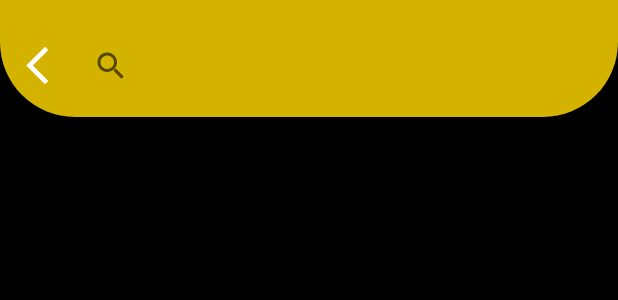
After one commit to AhmadAli016/assignment3, an Android app: the layout activity_search_contacts.xml on its own in the app's theme, with its tools: preview values and no code run, on a phone screen of 412 x 824 dp. The commit adds this screen. Shown: the top 300 px of the screen. Run offline under Robolectric (Android 15) with nearby library versions, the phone set to English and light mode, and no system bars.

Commit message:
2nd commit with alot more updates

```diff
--- a/app/build.gradle
+++ b/app/build.gradle
@@ -35,6 +35,7 @@ dependencies {
     testImplementation 'junit:junit:4.13.2'
     androidTestImplementation 'androidx.test.ext:junit:1.1.3'
     androidTestImplementation 'androidx.test.espresso:espresso-core:3.4.0'
+    implementation 'com.android.volley:volley:1.2.1'
 
     implementation group: 'com.google.android.material', name: 'material', version: '1.1.0-alpha05'
 }
--- a/app/src/main/res/layout/activity_screen2.xml
+++ b/app/src/main/res/layout/activity_screen2.xml
@@ -48,6 +48,7 @@
             android:orientation="vertical">
 
             <EditText
+                android:id="@+id/registerUserETName"
                 android:layout_width="match_parent"
                 android:layout_height="0dp"
                 android:layout_weight="1"
@@ -59,6 +60,7 @@
                 android:background="@drawable/white_rect"
                 />
             <EditText
+                android:id="@+id/registerUserETEmail"
                 android:layout_width="match_parent"
                 android:hint="Email"
                 android:inputType="textEmailAddress"
@@ -78,6 +80,7 @@
                 android:weightSum="1"
                 android:layout_weight="1">
                 <EditText
+                    android:id="@+id/registerUserETPassword"
                     android:layout_width="0dp"
                     android:layout_height="match_parent"
                     android:hint="Password"
--- /dev/null
+++ b/app/src/main/res/layout/activity_search_contacts.xml
@@ -0,0 +1,53 @@
+<?xml version="1.0" encoding="utf-8"?>
+<LinearLayout xmlns:android="http://schemas.android.com/apk/res/android"
+    xmlns:app="http://schemas.android.com/apk/res-auto"
+    xmlns:tools="http://schemas.android.com/tools"
+    android:layout_width="match_parent"
+    android:layout_height="match_parent"
+    android:orientation="vertical"
+    android:background="@color/black"
+    android:weightSum="1"
+    tools:context=".SearchContacts">
+
+    <RelativeLayout
+        android:layout_width="match_parent"
+        android:layout_height="0dp"
+        android:layout_weight="0.1"
+        android:weightSum="1"
+        android:background="@drawable/top_bar">
+
+        <LinearLayout
+            android:layout_width="wrap_content"
+            android:layout_height="wrap_content"
+            android:layout_alignParentBottom="true"
+            android:layout_marginStart="10dp"
+            android:layout_marginTop="10dp"
+            android:layout_marginEnd="10dp"
+            android:layout_marginBottom="10dp">
+
+            <ImageView
+                android:layout_width="30dp"
+                android:layout_height="30dp"
+                android:layout_gravity="center_vertical"
+                android:src="@drawable/ic_baseline_arrow_back_ios_new_24" />
+
+            <androidx.appcompat.widget.SearchView
+                android:id="@+id/searchContactETSearch"
+                android:layout_width="320dp"
+                android:layout_height="wrap_content"
+                android:layout_marginStart="10dp"
+                app:queryHint="Search Contact..." />
+
+        </LinearLayout>
+
+
+    </RelativeLayout>
+
+    <androidx.recyclerview.widget.RecyclerView
+        android:id="@+id/searchContactRV"
+        android:layout_width="match_parent"
+        android:layout_height="0dp"
+        android:layout_margin="20dp"
+        android:layout_weight="0.9"/>
+
+</LinearLayout>
--- a/app/src/main/res/values-night/themes.xml
+++ b/app/src/main/res/values-night/themes.xml
@@ -1,6 +1,6 @@
 <resources xmlns:tools="http://schemas.android.com/tools">
     <!-- Base application theme. -->
-    <style name="Theme.ChalJa" parent="Theme.MaterialComponents.DayNight.DarkActionBar">
+    <style name="Theme.ChalJa" parent="Theme.MaterialComponents.DayNight.NoActionBar">
         <!-- Primary brand color. -->
         <item name="colorPrimary">@color/purple_200</item>
         <item name="colorPrimaryVariant">@color/purple_700</item>
--- a/app/src/main/res/values/themes.xml
+++ b/app/src/main/res/values/themes.xml
@@ -1,6 +1,6 @@
 <resources xmlns:tools="http://schemas.android.com/tools">
     <!-- Base application theme. -->
-    <style name="Theme.ChalJa" parent="Theme.MaterialComponents.DayNight.DarkActionBar">
+    <style name="Theme.ChalJa" parent="Theme.MaterialComponents.DayNight.NoActionBar">
         <!-- Primary brand color. -->
         <item name="colorPrimary">@color/purple_500</item>
         <item name="colorPrimaryVariant">@color/purple_700</item>
```
Also changed, not shown: app/src/main/AndroidManifest.xml (+8 -0 lines), app/src/main/java/com/ass2/chalja/Constants.java (added, +7 -0 lines), app/src/main/java/com/ass2/chalja/MainActivity.java (+65 -0 lines), app/src/main/java/com/ass2/chalja/SearchContacts.java (added, +121 -0 lines), app/src/main/java/com/ass2/chalja/contactAdapter.java (added, +57 -0 lines), app/src/main/java/com/ass2/chalja/contactModel.java (added, +25 -0 lines), app/src/main/java/com/ass2/chalja/screen2.java (+74 -2 lines), app/src/main/java/com/ass2/chalja/screen5.java (+44 -3 lines), app/src/main/res/layout/activity_screen5.xml (+12 -0 lines), app/src/main/res/layout/contact_row.xml (added, +26 -0 lines), app/src/main/res/menu/contact_search_menu.xml (added, +10 -0 lines).
